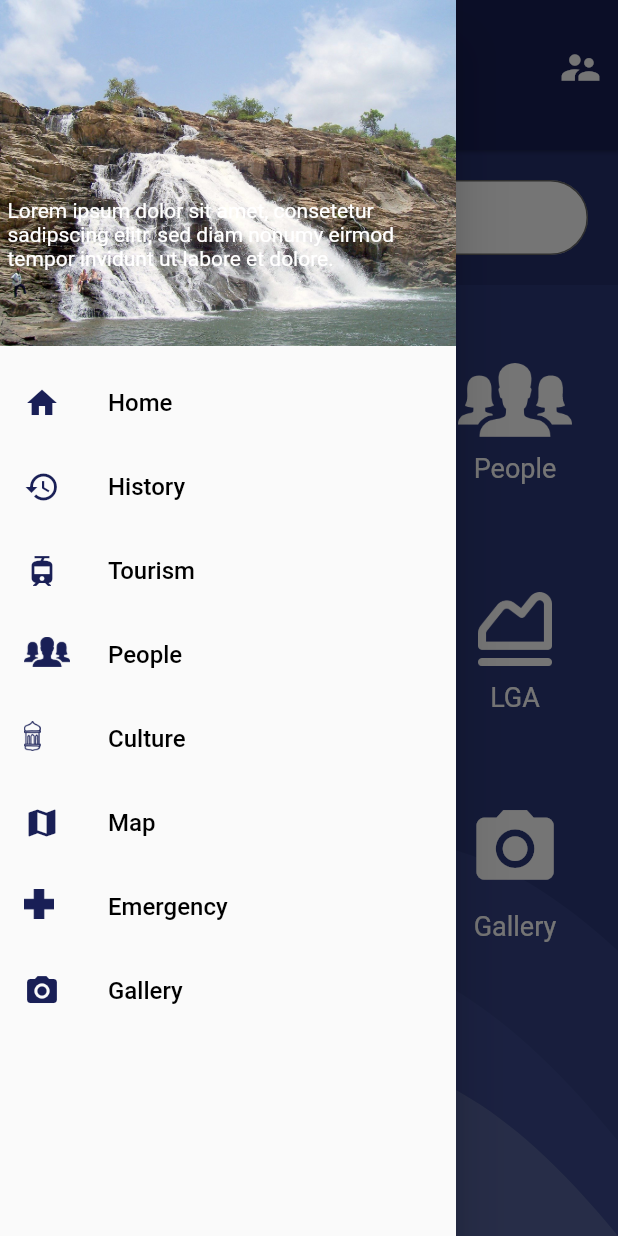
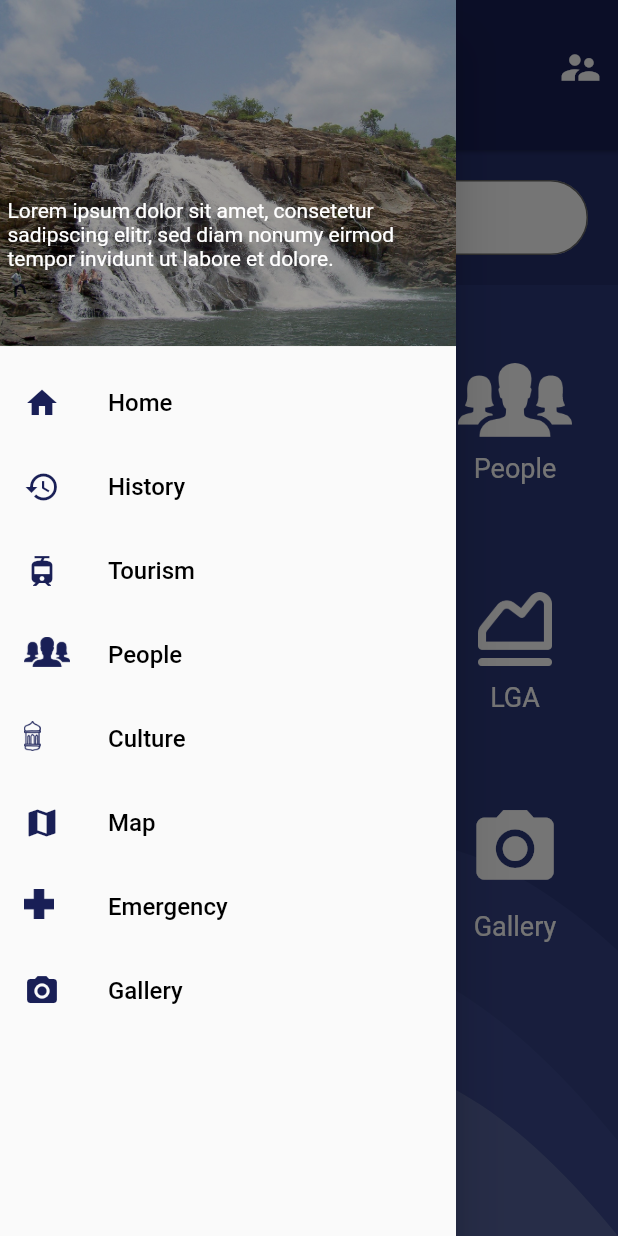
Before and after one commit to ghost-corp/niger_app, a Flutter app: the Home screen opened by its route, with the side drawer open, on a phone screen of 412 x 824 dp. Run offline on Flutter 3.47's test engine with Material 2 defaults, Android fonts, the phone set to English and light mode, and no system bars; missing offline and left inert: fancy_on_boarding.

Commit message:
drawer fix

```diff
--- a/lib/home.dart
+++ b/lib/home.dart
@@ -197,7 +197,10 @@ class Home extends StatelessWidget {
                       colorBlendMode: BlendMode.darken,
                     ),
                   ),
-
+                  Container(
+                    height: double.infinity,
+                    color: Color.fromARGB(100, 0, 0, 0),
+                  ),
                   Padding(
                     padding: EdgeInsets.only(
                         top: kHeight(context)*0.1,
@@ -215,7 +218,7 @@ class Home extends StatelessWidget {
                     ),
                   )
                 ],
-              ),
+              )
             ),
 
             Padding(
```
Lines whose indentation alone changed are shown as unchanged.
